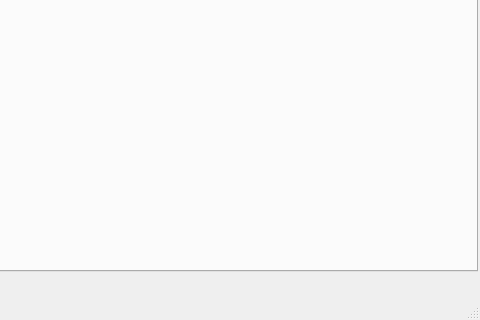
Before: the Qt Designer form VMM.ui in Vextryyn/Vextryyn-Mod-Manager, drawn with Qt 5; both pictures show x 638 to 1118 and y 468 to 788 of the 1118 by 788 pixel window.
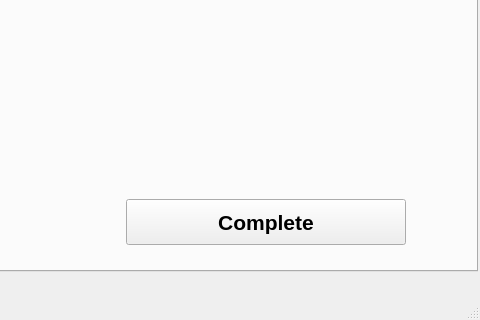
After: the same form once the commit is applied. The open tabs and pages were chosen to show the change. Custom widgets are drawn as their Qt base class.

Commit message: minor tweaks error handling

Diff of the .ui file:
```diff
--- a/VMM.ui
+++ b/VMM.ui
@@ -1526,6 +1526,26 @@
         <string>TextLabel</string>
        </property>
       </widget>
+      <widget class="QPushButton" name="completeMod_2">
+       <property name="geometry">
+        <rect>
+         <x>722</x>
+         <y>542</y>
+         <width>280</width>
+         <height>46</height>
+        </rect>
+       </property>
+       <property name="font">
+        <font>
+         <pointsize>16</pointsize>
+         <weight>75</weight>
+         <bold>true</bold>
+        </font>
+       </property>
+       <property name="text">
+        <string>Complete</string>
+       </property>
+      </widget>
      </widget>
     </widget>
    </widget>
```
Left out of the diff: 2 changed lines with no effect on the pictures. The commit also changes 1 other file.
